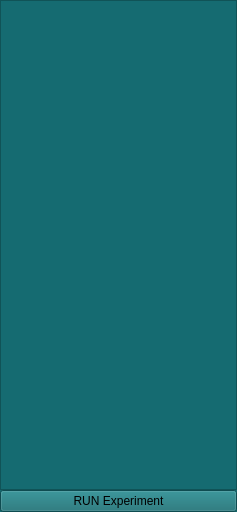
Before: the Qt Designer form v0/templates/template_experiments.ui in jithinbp/vLabtool-v0, drawn with Qt 5.
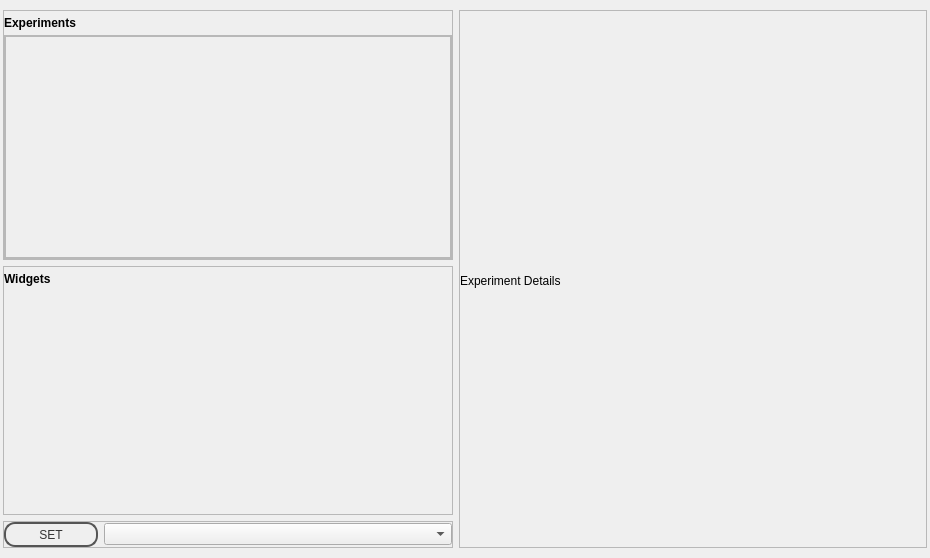
After: the same form once the commit is applied. Icons and pictures are not drawn.

Commit message: new main window

The edit to the form file:
```diff
--- a/v0/templates/template_experiments.ui
+++ b/v0/templates/template_experiments.ui
@@ -6,58 +6,432 @@
    <rect>
     <x>0</x>
     <y>0</y>
-    <width>237</width>
-    <height>512</height>
+    <width>930</width>
+    <height>558</height>
    </rect>
   </property>
   <property name="windowTitle">
    <string>MainWindow</string>
   </property>
   <property name="styleSheet">
-   <string notr="true"> QPushButton{ background-image: url(:/images/bt_01_off.png);
-color: rgb(255, 255, 255);}
- QPushButton:pressed {background-image:url(:/images/bt_01_on.png);}
-QFrame,QListWidget{background-color: rgb(21, 107, 113);}
+   <string notr="true">QPushButton {
+color: #333;
+border: 2px solid #555;
+border-radius: 11px;
+padding: 5px;
+background: qradialgradient(cx: 0.3, cy: -0.4,
+fx: 0.3, fy: -0.4,
+radius: 1.35, stop: 0 #fff, stop: 1 #888);
+min-width: 80px;
+}
 
-QLabel,QRadioButton,QCheckBox {color: rgb(255, 255, 255);}
-QLabel,QRadioButton,QCheckBox{background-color: rgba(0,0,0, 0);color: rgb(0,0,0);}
-QComboBox{background-color: rgba(255,255,255, 100);color: rgb(0,0,0);}
+QPushButton:pressed {
+background: qradialgradient(cx: 0.4, cy: -0.1,
+fx: 0.4, fy: -0.1,
+radius: 1.35, stop: 0 #fff, stop: 1 #ddd);
+}
 
-border-color: rgb(29, 122, 162);
+QFrame.PeripheralCollection{
+border-top-left-radius: 5px;
+border-top-right-radius: 5px;
+border: 1px solid black;
+background: qlineargradient(x1: 0, y1: 0, x2: 0, y2: 1,
+stop: 0 #6af, stop: 0.1 #689);
+}
+QFrame.PeripheralCollection QLabel {
+color: white;
+font-weight: bold;
+}
+
+QFrame.PeripheralCollectionInner {
+background: qlineargradient(x1: 0, y1: 0, x2: 0, y2: 1,
+stop: 0 #abe, stop: 0.7 #aba);
+border: none;
+border-top: 1px solid black;
+}
+
+QFrame.PeripheralCollectionInner QLabel{
+color: black;
+}
+
+QScrollArea.PeripheralCollectionInner {
+background: qlineargradient(x1: 0, y1: 0, x2: 0, y2: 1,
+stop: 0 #abe, stop: 0.7 #aba);
+border: none;
+border-top: 1px solid black;
+}
+
+QScrollArea.PeripheralCollectionInner QLabel{
+color: black;
+}
+
+QWidget.PeripheralCollectionInner {
+background: qlineargradient(x1: 0, y1: 0, x2: 0, y2: 1,
+stop: 0 #abe, stop: 0.7 #aba);
+border: none;
+border-top: 1px solid black;
+}
+
+QWidget.PeripheralCollectionInner QLabel{
+color: black;
+}
+
 
 </string>
   </property>
   <widget class="QWidget" name="centralwidget">
    <property name="styleSheet">
-    <string notr="true">background-color: rgb(21, 107, 113);</string>
+    <string notr="true"/>
    </property>
-   <layout class="QVBoxLayout" name="verticalLayout_2">
-    <property name="spacing">
-     <number>0</number>
+   <layout class="QGridLayout" name="gridLayout">
+    <property name="leftMargin">
+     <number>3</number>
     </property>
-    <property name="margin">
-     <number>0</number>
+    <property name="topMargin">
+     <number>10</number>
     </property>
-    <item>
-     <layout class="QVBoxLayout" name="verticalLayout">
-      <property name="spacing">
-       <number>0</number>
+    <property name="rightMargin">
+     <number>3</number>
+    </property>
+    <property name="bottomMargin">
+     <number>10</number>
+    </property>
+    <item row="1" column="0">
+     <widget class="QFrame" name="widgetFrameOuter">
+      <property name="sizePolicy">
+       <sizepolicy hsizetype="Preferred" vsizetype="Preferred">
+        <horstretch>0</horstretch>
+        <verstretch>0</verstretch>
+       </sizepolicy>
       </property>
-      <item>
-       <widget class="QListWidget" name="filenames">
-        <property name="styleSheet">
-         <string notr="true">color: rgb(255, 255, 255);</string>
-        </property>
-       </widget>
-      </item>
-      <item>
-       <widget class="QPushButton" name="pushButton">
-        <property name="text">
-         <string>RUN Experiment</string>
-        </property>
-       </widget>
-      </item>
-     </layout>
+      <property name="styleSheet">
+       <string notr="true"/>
+      </property>
+      <property name="frameShape">
+       <enum>QFrame::StyledPanel</enum>
+      </property>
+      <property name="frameShadow">
+       <enum>QFrame::Raised</enum>
+      </property>
+      <property name="class" stdset="0">
+       <string>PeripheralCollection</string>
+      </property>
+      <layout class="QVBoxLayout" name="verticalLayout_3">
+       <property name="spacing">
+        <number>5</number>
+       </property>
+       <property name="leftMargin">
+        <number>0</number>
+       </property>
+       <property name="topMargin">
+        <number>5</number>
+       </property>
+       <property name="rightMargin">
+        <number>0</number>
+       </property>
+       <property name="bottomMargin">
+        <number>0</number>
+       </property>
+       <item>
+        <widget class="QLabel" name="label_3">
+         <property name="sizePolicy">
+          <sizepolicy hsizetype="Preferred" vsizetype="Maximum">
+           <horstretch>0</horstretch>
+           <verstretch>0</verstretch>
+          </sizepolicy>
+         </property>
+         <property name="font">
+          <font>
+           <weight>75</weight>
+           <bold>true</bold>
+          </font>
+         </property>
+         <property name="text">
+          <string>Widgets</string>
+         </property>
+        </widget>
+       </item>
+       <item>
+        <widget class="QFrame" name="WidgetFrame">
+         <property name="sizePolicy">
+          <sizepolicy hsizetype="Preferred" vsizetype="Expanding">
+           <horstretch>0</horstretch>
+           <verstretch>0</verstretch>
+          </sizepolicy>
+         </property>
+         <property name="class" stdset="0">
+          <string>PeripheralCollectionInner</string>
+         </property>
+         <layout class="QGridLayout" name="gridLayout_3">
+          <property name="leftMargin">
+           <number>0</number>
+          </property>
+          <property name="topMargin">
+           <number>5</number>
+          </property>
+          <property name="rightMargin">
+           <number>0</number>
+          </property>
+          <property name="bottomMargin">
+           <number>0</number>
+          </property>
+          <property name="spacing">
+           <number>5</number>
+          </property>
+          <item row="0" column="0">
+           <layout class="QGridLayout" name="WidgetLayout">
+            <property name="spacing">
+             <number>4</number>
+            </property>
+           </layout>
+          </item>
+         </layout>
+        </widget>
+       </item>
+      </layout>
+     </widget>
+    </item>
+    <item row="0" column="0">
+     <widget class="QFrame" name="frame">
+      <property name="sizePolicy">
+       <sizepolicy hsizetype="Maximum" vsizetype="Preferred">
+        <horstretch>0</horstretch>
+        <verstretch>0</verstretch>
+       </sizepolicy>
+      </property>
+      <property name="minimumSize">
+       <size>
+        <width>450</width>
+        <height>0</height>
+       </size>
+      </property>
+      <property name="styleSheet">
+       <string notr="true"/>
+      </property>
+      <property name="frameShape">
+       <enum>QFrame::StyledPanel</enum>
+      </property>
+      <property name="frameShadow">
+       <enum>QFrame::Raised</enum>
+      </property>
+      <property name="class" stdset="0">
+       <string>PeripheralCollection</string>
+      </property>
+      <layout class="QVBoxLayout" name="verticalLayout">
+       <property name="spacing">
+        <number>5</number>
+       </property>
+       <property name="leftMargin">
+        <number>0</number>
+       </property>
+       <property name="topMargin">
+        <number>5</number>
+       </property>
+       <property name="rightMargin">
+        <number>0</number>
+       </property>
+       <property name="bottomMargin">
+        <number>0</number>
+       </property>
+       <item>
+        <widget class="QLabel" name="helpTitle">
+         <property name="sizePolicy">
+          <sizepolicy hsizetype="Preferred" vsizetype="Maximum">
+           <horstretch>0</horstretch>
+           <verstretch>0</verstretch>
+          </sizepolicy>
+         </property>
+         <property name="font">
+          <font>
+           <weight>75</weight>
+           <bold>true</bold>
+          </font>
+         </property>
+         <property name="text">
+          <string>Experiments</string>
+         </property>
+        </widget>
+       </item>
+       <item>
+        <widget class="QScrollArea" name="scrollArea">
+         <property name="sizePolicy">
+          <sizepolicy hsizetype="Preferred" vsizetype="Expanding">
+           <horstretch>0</horstretch>
+           <verstretch>0</verstretch>
+          </sizepolicy>
+         </property>
+         <property name="minimumSize">
+          <size>
+           <width>0</width>
+           <height>130</height>
+          </size>
+         </property>
+         <property name="widgetResizable">
+          <bool>true</bool>
+         </property>
+         <property name="alignment">
+          <set>Qt::AlignLeading|Qt::AlignLeft|Qt::AlignTop</set>
+         </property>
+         <widget class="QWidget" name="scrollFrame">
+          <property name="geometry">
+           <rect>
+            <x>0</x>
+            <y>0</y>
+            <width>446</width>
+            <height>205</height>
+           </rect>
+          </property>
+          <property name="sizePolicy">
+           <sizepolicy hsizetype="MinimumExpanding" vsizetype="MinimumExpanding">
+            <horstretch>0</horstretch>
+            <verstretch>0</verstretch>
+           </sizepolicy>
+          </property>
+          <layout class="QVBoxLayout" name="tmpl">
+           <property name="spacing">
+            <number>0</number>
+           </property>
+           <property name="margin">
+            <number>0</number>
+           </property>
+           <item>
+            <widget class="QFrame" name="experimentFrame">
+             <property name="sizePolicy">
+              <sizepolicy hsizetype="Preferred" vsizetype="Expanding">
+               <horstretch>0</horstretch>
+               <verstretch>0</verstretch>
+              </sizepolicy>
+             </property>
+             <property name="frameShape">
+              <enum>QFrame::StyledPanel</enum>
+             </property>
+             <property name="frameShadow">
+              <enum>QFrame::Raised</enum>
+             </property>
+             <property name="class" stdset="0">
+              <string>PeripheralCollectionInner</string>
+             </property>
+             <layout class="QGridLayout" name="gridLayout_2">
+              <property name="leftMargin">
+               <number>0</number>
+              </property>
+              <property name="topMargin">
+               <number>5</number>
+              </property>
+              <property name="rightMargin">
+               <number>0</number>
+              </property>
+              <property name="bottomMargin">
+               <number>0</number>
+              </property>
+              <property name="spacing">
+               <number>5</number>
+              </property>
+              <item row="0" column="0">
+               <layout class="QGridLayout" name="ExperimentLayout">
+                <property name="spacing">
+                 <number>4</number>
+                </property>
+               </layout>
+              </item>
+             </layout>
+            </widget>
+           </item>
+          </layout>
+         </widget>
+        </widget>
+       </item>
+      </layout>
+     </widget>
+    </item>
+    <item row="2" column="0">
+     <widget class="QFrame" name="frame_2">
+      <property name="sizePolicy">
+       <sizepolicy hsizetype="Preferred" vsizetype="Maximum">
+        <horstretch>0</horstretch>
+        <verstretch>0</verstretch>
+       </sizepolicy>
+      </property>
+      <property name="frameShape">
+       <enum>QFrame::StyledPanel</enum>
+      </property>
+      <property name="frameShadow">
+       <enum>QFrame::Raised</enum>
+      </property>
+      <layout class="QHBoxLayout" name="horizontalLayout">
+       <property name="margin">
+        <number>0</number>
+       </property>
+       <item>
+        <widget class="QPushButton" name="pushButton">
+         <property name="minimumSize">
+          <size>
+           <width>94</width>
+           <height>0</height>
+          </size>
+         </property>
+         <property name="maximumSize">
+          <size>
+           <width>50</width>
+           <height>25</height>
+          </size>
+         </property>
+         <property name="text">
+          <string>SET</string>
+         </property>
+        </widget>
+       </item>
+       <item>
+        <widget class="QComboBox" name="deviceCombo"/>
+       </item>
+      </layout>
+     </widget>
+    </item>
+    <item row="0" column="1" rowspan="3">
+     <widget class="QFrame" name="helpFrameOuter">
+      <property name="frameShape">
+       <enum>QFrame::StyledPanel</enum>
+      </property>
+      <property name="frameShadow">
+       <enum>QFrame::Raised</enum>
+      </property>
+      <property name="class" stdset="0">
+       <string>PeripheralCollection</string>
+      </property>
+      <layout class="QVBoxLayout" name="verticalLayout_2">
+       <property name="spacing">
+        <number>5</number>
+       </property>
+       <property name="leftMargin">
+        <number>0</number>
+       </property>
+       <property name="topMargin">
+        <number>5</number>
+       </property>
+       <property name="rightMargin">
+        <number>0</number>
+       </property>
+       <property name="bottomMargin">
+        <number>0</number>
+       </property>
+       <item>
+        <widget class="QLabel" name="label">
+         <property name="sizePolicy">
+          <sizepolicy hsizetype="Preferred" vsizetype="Maximum">
+           <horstretch>0</horstretch>
+           <verstretch>0</verstretch>
+          </sizepolicy>
+         </property>
+         <property name="text">
+          <string>Experiment Details</string>
+         </property>
+        </widget>
+       </item>
+       <item>
+        <layout class="QVBoxLayout" name="helpLayout"/>
+       </item>
+      </layout>
+     </widget>
     </item>
    </layout>
   </widget>
```
Left out of the diff: 13 changed lines with no effect on the pictures. The commit also changes 6 other files.
